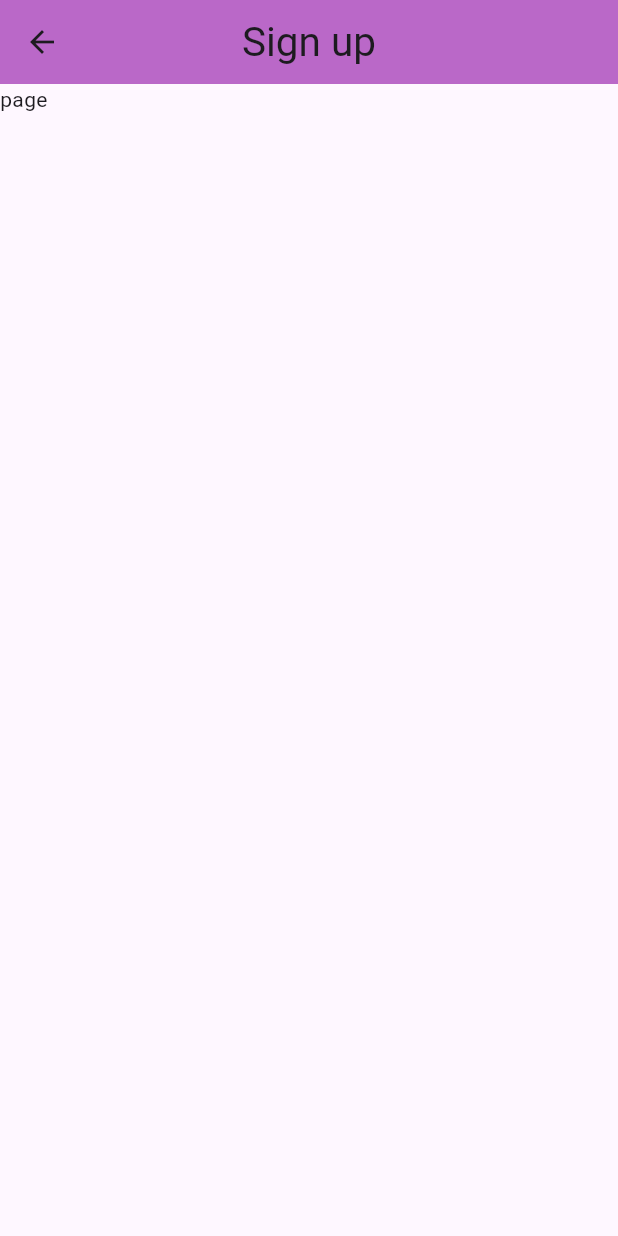
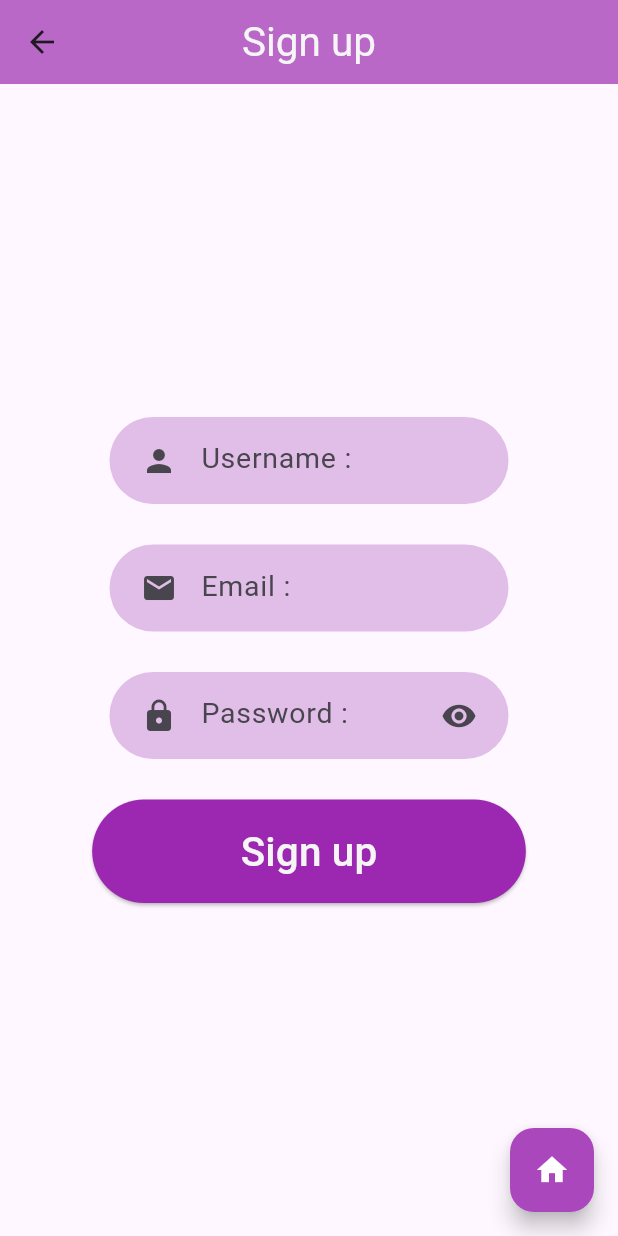
Before and after one commit to Ahmd-Naser/routes, a Flutter app: the Signup screen opened by its route, on a phone screen of 412 x 824 dp. Run offline on Flutter 3.47's test engine with Material 3 defaults, Android fonts, the phone set to English and light mode, and no system bars.

Commit message:
stack of pages

```diff
--- a/lib/pages/login.dart
+++ b/lib/pages/login.dart
@@ -8,8 +8,22 @@ class LoginForm extends StatelessWidget {
   @override
   Widget build(BuildContext context) {
     return Scaffold(
+      floatingActionButton: FloatingActionButton(
+        onPressed: () {
+            Navigator.pop(context);
+
+        },
+
+        child: Icon(Icons.home),
+
+        backgroundColor: Colors.purple[400],
+
+      ),
         appBar: AppBar(
-        title: Text("Log in" , style: TextStyle(fontSize: 27 ), ),
+          title: Text(
+            "Log in",
+            style: TextStyle(fontSize: 27, color: Colors.grey[100]),
+          ),
           centerTitle: true,
           backgroundColor: Colors.purple,
         ),
@@ -65,6 +79,7 @@ class LoginForm extends StatelessWidget {
               ),
             ],
           ),
-    ));
+        )
+      );
   }
 }
--- a/lib/pages/signup.dart
+++ b/lib/pages/signup.dart
@@ -8,12 +8,90 @@ class Signup extends StatelessWidget {
   @override
   Widget build(BuildContext context) {
     return Scaffold(
-      appBar: AppBar(
-        title: Text("Sign up" , style: TextStyle(fontSize: 27 ),),
-        centerTitle: true,
-        backgroundColor: Colors.purple[300],
-      ),
-      body: Text("page"),
-    );
+        floatingActionButton: FloatingActionButton(
+          onPressed: () {
+            Navigator.pop(context);
+          },
+          child: Icon(
+            Icons.home,
+            color: Colors.white,
+          ),
+          backgroundColor: Colors.purple[400],
+        ),
+        appBar: AppBar(
+          title: Text(
+            "Sign up",
+            style: TextStyle(fontSize: 27 , color: Colors.grey[100]),
+          ),
+          centerTitle: true,
+          backgroundColor: Colors.purple[300],
+        ),
+        body: SizedBox(
+          width: double.infinity,
+          child: Column(
+            mainAxisAlignment: MainAxisAlignment.center,
+            crossAxisAlignment: CrossAxisAlignment.center,
+            children: [
+              Container(
+                  padding: EdgeInsets.symmetric(vertical: 5, horizontal: 9),
+                  decoration: BoxDecoration(
+                      color: Colors.purple[100],
+                      borderRadius: BorderRadius.circular(66)),
+                  width: 266,
+                  child: TextField(
+                      decoration: InputDecoration(
+                    border: InputBorder.none,
+                    hintText: "Username :",
+                    hintStyle: TextStyle(fontSize: 19),
+                    prefixIcon: Icon(Icons.person),
+                  ))),
+              Container(
+                  margin: EdgeInsets.only(top: 27),
+                  padding: EdgeInsets.symmetric(vertical: 5, horizontal: 9),
+                  decoration: BoxDecoration(
+                      color: Colors.purple[100],
+                      borderRadius: BorderRadius.circular(66)),
+                  width: 266,
+                  child: TextField(
+                      decoration: InputDecoration(
+                    border: InputBorder.none,
+                    hintText: "Email : ",
+                    hintStyle: TextStyle(fontSize: 19),
+                    prefixIcon: Icon(Icons.email),
+                  ))),
+              Container(
+                  margin: EdgeInsets.symmetric(vertical: 27),
+                  padding: EdgeInsets.symmetric(vertical: 5, horizontal: 9),
+                  decoration: BoxDecoration(
+                      color: Colors.purple[100],
+                      borderRadius: BorderRadius.circular(66)),
+                  width: 266,
+                  child: TextField(
+                      keyboardType: TextInputType.emailAddress,
+                      obscureText: true,
+                      decoration: InputDecoration(
+                        border: InputBorder.none,
+                        hintText: "Password :  ",
+                        hintStyle: TextStyle(fontSize: 19),
+                        prefixIcon: Icon(Icons.lock),
+                        suffixIcon: Icon(Icons.visibility),
+                      ))),
+              ElevatedButton(
+                onPressed: () {},
+                style: ButtonStyle(
+                  backgroundColor: MaterialStateProperty.all(Colors.purple),
+                  padding: MaterialStateProperty.all(
+                      EdgeInsets.symmetric(horizontal: 99, vertical: 15)),
+                  shape: MaterialStateProperty.all(RoundedRectangleBorder(
+                      borderRadius: BorderRadius.circular(66))),
+                ),
+                child: Text(
+                  "Sign up",
+                  style: TextStyle(fontSize: 27, color: Colors.grey[100]),
+                ),
+              ),
+            ],
+          ),
+        ));
   }
 }
--- a/lib/pages/welcom.dart
+++ b/lib/pages/welcom.dart
@@ -10,7 +10,7 @@ class Welcome extends StatelessWidget {
     return Scaffold(
       appBar: AppBar(
         backgroundColor: Colors.purple,
-        title: Text("Welcome"),
+        title: Text("Welcome" , style: TextStyle(color: Colors.grey[100]),),
         centerTitle: true,
       ),
       body: Container(
```
Lines whose indentation alone changed are shown as unchanged.
